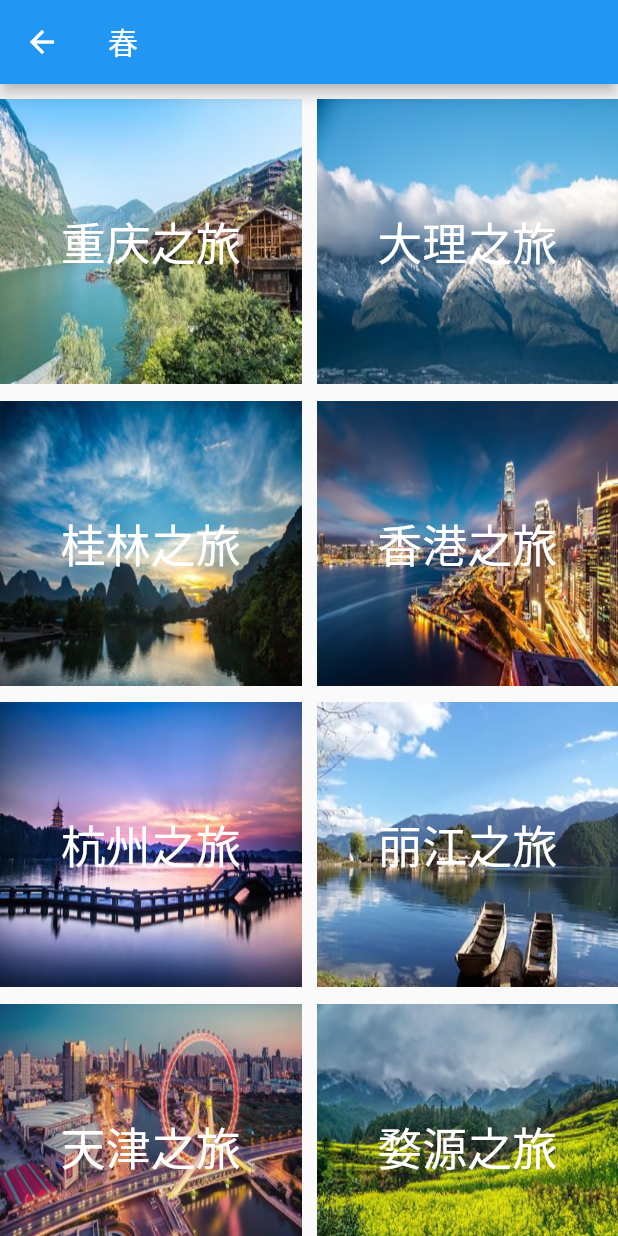
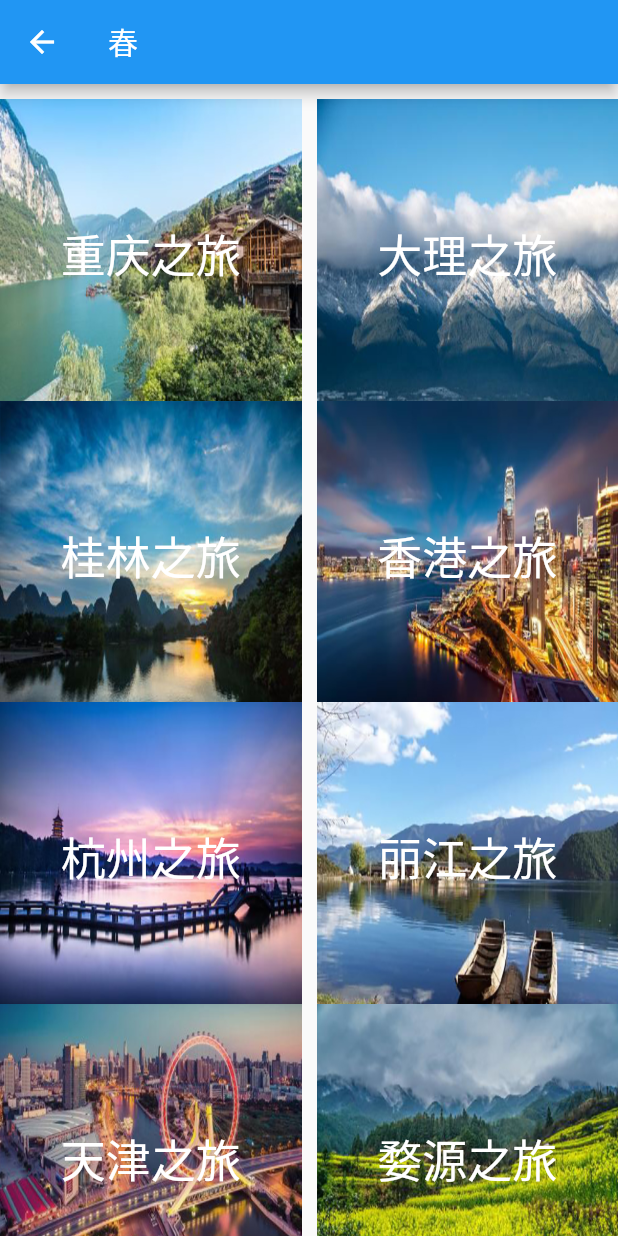
Before and after one commit to PerfectZyx/SunnyTravel, a Flutter app: the SeasonPage widget shown alone on an empty page, opened directly, after a tap on an icon or button, on a phone screen of 412 x 824 dp. Run offline on Flutter 3.47's test engine with Material 2 defaults, Android fonts, the phone set to English and light mode, and no system bars; our stand-ins replace flutter_swiper.

Commit message:
Revise code.

```diff
--- a/lib/pages/SearchArticle.dart
+++ b/lib/pages/SearchArticle.dart
@@ -23,6 +23,7 @@ class _SearchArticle extends State<SearchArticle> {
   _SearchArticle(this.articleList, this.name);
 
   ImageButton _getRealImageButton(int index) {
+    Size size = MediaQuery.of(context).size;
     return ImageButton(
       children: <Widget>[
         Text(
@@ -34,8 +35,8 @@ class _SearchArticle extends State<SearchArticle> {
           ),
         ),
       ],
-      width: 250,
-      height: 190,
+      width: size.width,
+      height: size.height * 0.25,
       pressedImage: Image.asset(this.articleList[index].img, fit: BoxFit.cover),
       unpressedImage:
           Image.asset(this.articleList[index].img, fit: BoxFit.cover),
--- a/lib/pages/tabs/Season.dart
+++ b/lib/pages/tabs/Season.dart
@@ -44,7 +44,7 @@ class _SeasonPageState extends State<SeasonPage> {
           ),
         ],
         width: size.width,
-        height: size.height * 0.2,
+        height: size.height * 0.25,
         pressedImage: Image.asset(this._seasonList[name]['pressedImage'],
             fit: BoxFit.cover),
         unpressedImage: Image.asset(this._seasonList[name]['unpressedImage'],
```
Also changed, not shown: 1 other file.
